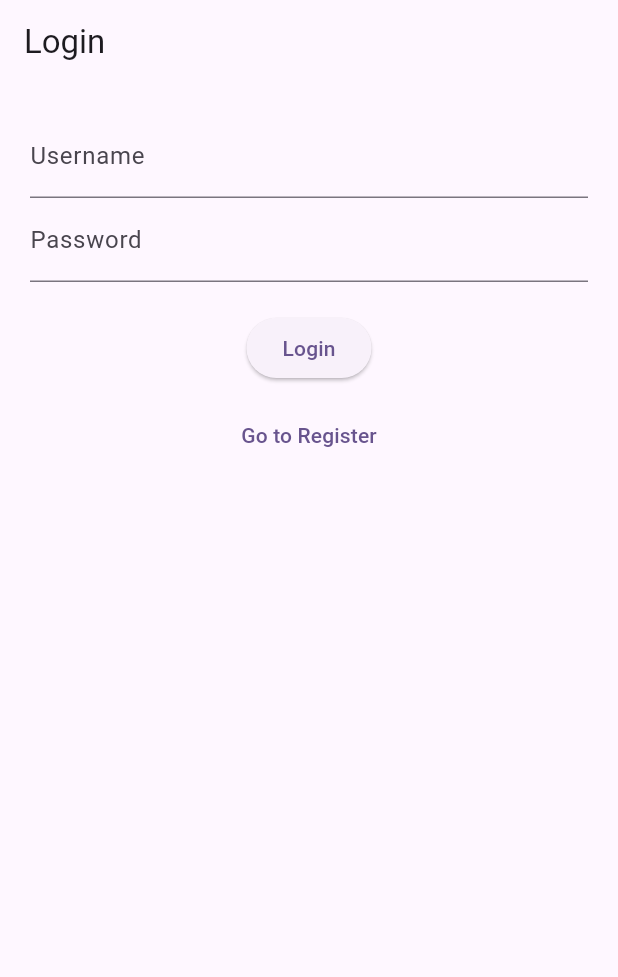
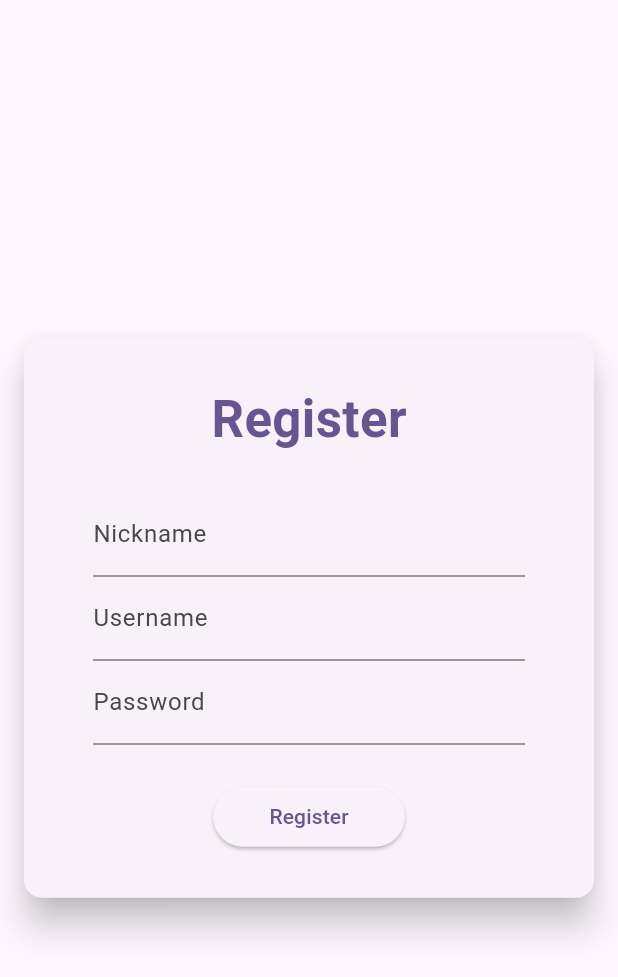
Before and after one commit to Zzzargo/5jars, a Flutter app: the screen it shows after launch, on a phone screen of 412 x 824 dp. Shown: the top 977 px of the screen. Run offline on Flutter 3.47's test engine with Material 3 defaults, Android fonts, the phone set to English and light mode, and no system bars; drawn by our look-alikes of flutter_platform_widgets; our stand-ins replace decimal, go_router.

Commit message:
Register screen works and is responsive
Signed-off-by: Vasea <zzzargoman@gmail.com>

```diff
--- a/flutter_frontend/lib/main.dart
+++ b/flutter_frontend/lib/main.dart
@@ -1,8 +1,8 @@
 import 'package:flutter/material.dart';
 import 'package:go_router/go_router.dart';
-import 'screens/login/login_screen.dart';
+import 'screens/login_screen.dart';
 import 'screens/register_screen.dart';
-import 'screens/dashboard/dashboard_screen.dart';
+import 'screens/dashboard_screen.dart';
 
 void main() {
   runApp(const App());
@@ -17,7 +17,7 @@ class App extends StatelessWidget {
   Widget build(BuildContext context) {
     // Router configuration. App starts at LoginScreen.
     final GoRouter router = GoRouter(
-      initialLocation: '/login',
+      initialLocation: '/register',
       routes: [
         GoRoute(
           path: '/login',
--- a/flutter_frontend/lib/screens/dashboard/dashboard_screen.dart
+++ /dev/null
@@ -1,21 +0,0 @@
-import 'package:flutter/material.dart';
-import 'package:go_router/go_router.dart';
-
-class DashboardScreen extends StatelessWidget {
-  const DashboardScreen({super.key});
-
-  @override
-  Widget build(BuildContext context) {
-    return Scaffold(
-      appBar: AppBar(title: const Text('Dashboard')),
-      body: Center(
-        child: ElevatedButton(
-          child: const Text('Back to Login'),
-          onPressed: () {
-            context.go('/login');
-          },
-        ),
-      ),
-    );
-  }
-}
--- /dev/null
+++ b/flutter_frontend/lib/screens/dashboard_screen.dart
@@ -0,0 +1,31 @@
+import 'package:flutter/material.dart';
+import 'app_screen.dart';
+import '../services/api.dart';
+import 'package:go_router/go_router.dart';
+
+class DashboardScreen extends AppScreen {
+  const DashboardScreen({super.key});
+
+  @override
+  State<DashboardScreen> createState() => _DashboardScreenState();
+}
+
+class _DashboardScreenState extends AppScreenState<DashboardScreen> {
+  /// Build method for the mobile dashboard screen
+  @override
+  Widget buildMobile(BuildContext context) {
+    return Scaffold(
+      appBar: AppBar(title: const Text('Dashboard')),
+      body: const Center(child: Text('Welcome to the Dashboard!')),
+    );
+  }
+
+  /// Build method for the desktop dashboard screen
+  @override
+  Widget buildDesktop(BuildContext context) {
+    return Scaffold(
+      appBar: AppBar(title: const Text('Dashboard')),
+      body: const Center(child: Text('Welcome to the Dashboard!')),
+    );
+  }
+}
--- a/flutter_frontend/lib/screens/login/login_common.dart
+++ /dev/null
@@ -1,98 +0,0 @@
-import 'package:flutter/material.dart';
-import 'package:go_router/go_router.dart';
-import '../../services/api.dart';
-
-class LoginForm extends StatefulWidget {
-  const LoginForm({super.key, required this.isDesktop});
-
-  final bool isDesktop;
-
-  // Stateful widget => define how the state is created
-  @override
-  State<LoginForm> createState() => _LoginFormState();
-}
-
-// Private state class for LoginForm (available only within this file)
-class _LoginFormState extends State<LoginForm> {
-  // Controllers to catch form text input
-  final _usernameController = TextEditingController();
-  final _passwordController = TextEditingController();
-  bool isLoading = false;
-
-  // Dispose of the controllers when the widget is removed from the widget tree
-  @override
-  void dispose() {
-    _usernameController.dispose();
-    _passwordController.dispose();
-    super.dispose();
-  }
-
-  /// Async function to send a login request and update the state accordingly
-  ///
-  /// Private method of the login screen state class
-  Future<void> _handleLogin() async {
-    final username = _usernameController.text.trim();
-    final password = _passwordController.text;
-    if (username.isEmpty || password.isEmpty) {
-      ScaffoldMessenger.of(
-        context,
-      ).showSnackBar(const SnackBar(content: Text('Please fill all fields')));
-      return;
-    }
-
-    setState(() => isLoading = true); // Set placeholders
-    final response = await BackendAPI.loginUser(
-      username: username,
-      password: password,
-    );
-    if (!mounted) return; // Safety check
-    setState(() => isLoading = false); // Replace placeholders with real data
-
-    if (response['success'] == true) {
-      context.go('/dashboard');
-    } else {
-      final errorMsg = response['error'] ?? 'Login failed';
-      ScaffoldMessenger.of(
-        context,
-      ).showSnackBar(SnackBar(content: Text(errorMsg)));
-    }
-  }
-
-  // Build method
-  @override
-  Widget build(BuildContext context) {
-    return Column(
-      children: [
-        TextField(
-          controller: _usernameController,
-          decoration: const InputDecoration(labelText: 'Username'),
-        ),
-        TextField(
-          controller: _passwordController,
-          decoration: const InputDecoration(labelText: 'Password'),
-          obscureText: true,
-          obscuringCharacter: '*',
-        ),
-        const SizedBox(height: 20),
-        ElevatedButton(
-          onPressed: isLoading ? null : _handleLogin,
-          child: isLoading
-              ? const SizedBox(
-                  width: 20,
-                  height: 20,
-                  child: CircularProgressIndicator(
-                    strokeWidth: 3,
-                    valueColor: AlwaysStoppedAnimation<Color>(Colors.white),
-                  ),
-                )
-              : const Text('Login'),
-        ),
-        const SizedBox(height: 10),
-        TextButton(
-          onPressed: () => context.go('/register'),
-          child: const Text('Go to Register'),
-        ),
-      ],
-    );
-  }
-}
--- a/flutter_frontend/lib/screens/login/login_mobile.dart
+++ /dev/null
@@ -1,17 +0,0 @@
-import 'package:flutter/material.dart';
-import 'login_common.dart';
-
-class LoginMobile extends StatelessWidget {
-  const LoginMobile({super.key});
-
-  @override
-  Widget build(BuildContext context) {
-    return Scaffold(
-      appBar: AppBar(title: const Text('Login')),
-      body: const Padding(
-        padding: EdgeInsets.all(20),
-        child: SingleChildScrollView(child: LoginForm(isDesktop: false)),
-      ),
-    );
-  }
-}
--- a/flutter_frontend/lib/screens/login/login_screen.dart
+++ /dev/null
@@ -1,19 +0,0 @@
-import 'package:flutter/material.dart';
-import '../app_screen.dart';
-import 'login_mobile.dart';
-import 'login_desktop.dart';
-
-class LoginScreen extends AppScreen {
-  const LoginScreen({super.key});
-
-  @override
-  Widget buildMobile(BuildContext context) => const LoginMobile();
-
-  @override
-  Widget buildDesktop(BuildContext context) => const LoginDesktop();
-
-  @override
-  State<LoginScreen> createState() => _LoginScreenState();
-}
-
-class _LoginScreenState extends AppScreenState<LoginScreen> {}
--- a/flutter_frontend/lib/screens/register_screen.dart
+++ b/flutter_frontend/lib/screens/register_screen.dart
@@ -6,18 +6,6 @@ import 'widgets.dart';
 
 class RegisterScreen extends AppScreen {
   const RegisterScreen({super.key});
-
-  /// Build method for the mobile register screen
-  @override
-  Widget buildMobile(BuildContext context) {
-    return Scaffold();
-  }
-
-  /// Build method for the desktop register screen
-  @override
-  Widget buildDesktop(BuildContext context) {
-    return Scaffold();
-  }
 
   @override
   State<RegisterScreen> createState() => _RegisterScreenState();
@@ -74,4 +62,67 @@ class _RegisterScreenState extends AppScreenState<RegisterScreen> {
       ).showSnackBar(SnackBar(content: Text(errorMsg)));
     }
   }
+
+  /// Build method for the mobile register screen
+  @override
+  Widget buildMobile(BuildContext context) {
+    return Scaffold(
+      body: Center(
+        child: SingleChildScrollView(
+          child: CommonWidgets.registerForm(
+            context: context,
+            nicknameController: nicknameController,
+            usernameController: usernameController,
+            passwordController: passwordController,
+            isLoading: isLoading,
+            handleRegister: handleRegister,
+          ),
+        ),
+      ),
+    );
+  }
+
+  /// Build method for the desktop register screen
+  @override
+  Widget buildDesktop(BuildContext context) {
+    return Scaffold(
+      body: Row(
+        children: [
+          Flexible(
+            flex: 1,
+            child: Container(
+              color: Colors.pink,
+              child: const Center(
+                child: Text(
+                  '5 Jars Animation',
+                  style: TextStyle(
+                    fontSize: 48,
+                    color: Colors.white,
+                    fontWeight: FontWeight.bold,
+                  ),
+                ),
+              ),
+            ),
+          ),
+          Flexible(
+            flex: 1,
+            child: Center(
+              child: FractionallySizedBox(
+                widthFactor: 0.8,
+                heightFactor: 0.5,
+                child: CommonWidgets.registerForm(
+                  context: context,
+                  nicknameController: nicknameController,
+                  usernameController: usernameController,
+                  passwordController: passwordController,
+                  isLoading: isLoading,
+                  handleRegister: handleRegister,
+                ),
+              ),
+            ),
+          ),
+        ],
+      ),
+    );
+  }
 }
--- a/flutter_frontend/lib/screens/widgets.dart
+++ b/flutter_frontend/lib/screens/widgets.dart
@@ -0,0 +1,71 @@
+import 'package:flutter/material.dart';
+import 'package:flutter_platform_widgets/flutter_platform_widgets.dart';
+
+class CommonWidgets {
+  // Private constructor to prevent instantiation
+  CommonWidgets._();
+
+  static Widget registerForm({
+    required BuildContext context,
+    required TextEditingController nicknameController,
+    required TextEditingController usernameController,
+    required TextEditingController passwordController,
+    required bool isLoading,
+    required VoidCallback handleRegister,
+  }) {
+    return Card(
+      elevation: 10,
+      margin: const EdgeInsets.all(16),
+      child: Center(
+        child: Padding(
+          padding: const EdgeInsets.all(30),
+          child: Column(
+            mainAxisSize: MainAxisSize.min, // As tall as the children need
+            children: [
+              Text(
+                'Register',
+                style: TextStyle(
+                  fontSize: 34,
+                  color: Theme.of(context).colorScheme.primary,
+                  fontWeight: FontWeight.bold,
+                ),
+              ),
+              const SizedBox(height: 24),
+              FractionallySizedBox(
+                widthFactor: 0.9,
+                child: Column(
+                  children: [
+                    TextField(
+                      controller: nicknameController,
+                      decoration: InputDecoration(labelText: 'Nickname'),
+                    ),
+                    TextField(
+                      controller: usernameController,
+                      decoration: InputDecoration(labelText: 'Username'),
+                    ),
+                    TextField(
+                      controller: passwordController,
+                      decoration: InputDecoration(labelText: 'Password'),
+                      obscureText: true,
+                      obscuringCharacter: '*',
+                    ),
+                  ],
+                ),
+              ),
+              const SizedBox(height: 24),
+              FractionallySizedBox(
+                widthFactor: 0.4,
+                child: PlatformElevatedButton(
+                  onPressed: isLoading ? null : handleRegister,
+                  child: isLoading
+                      ? CircularProgressIndicator()
+                      : const Text('Register'),
+                ),
+              ),
+            ],
+          ),
+        ),
+      ),
+    );
+  }
+}
--- a/flutter_frontend/pubspec.yaml
+++ b/flutter_frontend/pubspec.yaml
@@ -23,6 +23,7 @@ dependencies:
   decimal: ^3.2.4
   go_router: ^16.2.4
   logging: ^1.3.0
+  flutter_platform_widgets: ^9.0.0
 
   cupertino_icons: ^1.0.8
 
```
Also changed, not shown: flutter_frontend/lib/screens/app_screen.dart (+7 -9 lines), flutter_frontend/lib/screens/login/login_desktop.dart (deleted, +0 -25 lines), flutter_frontend/lib/screens/login_screen.dart (added, +115 -0 lines), flutter_frontend/pubspec.lock.
